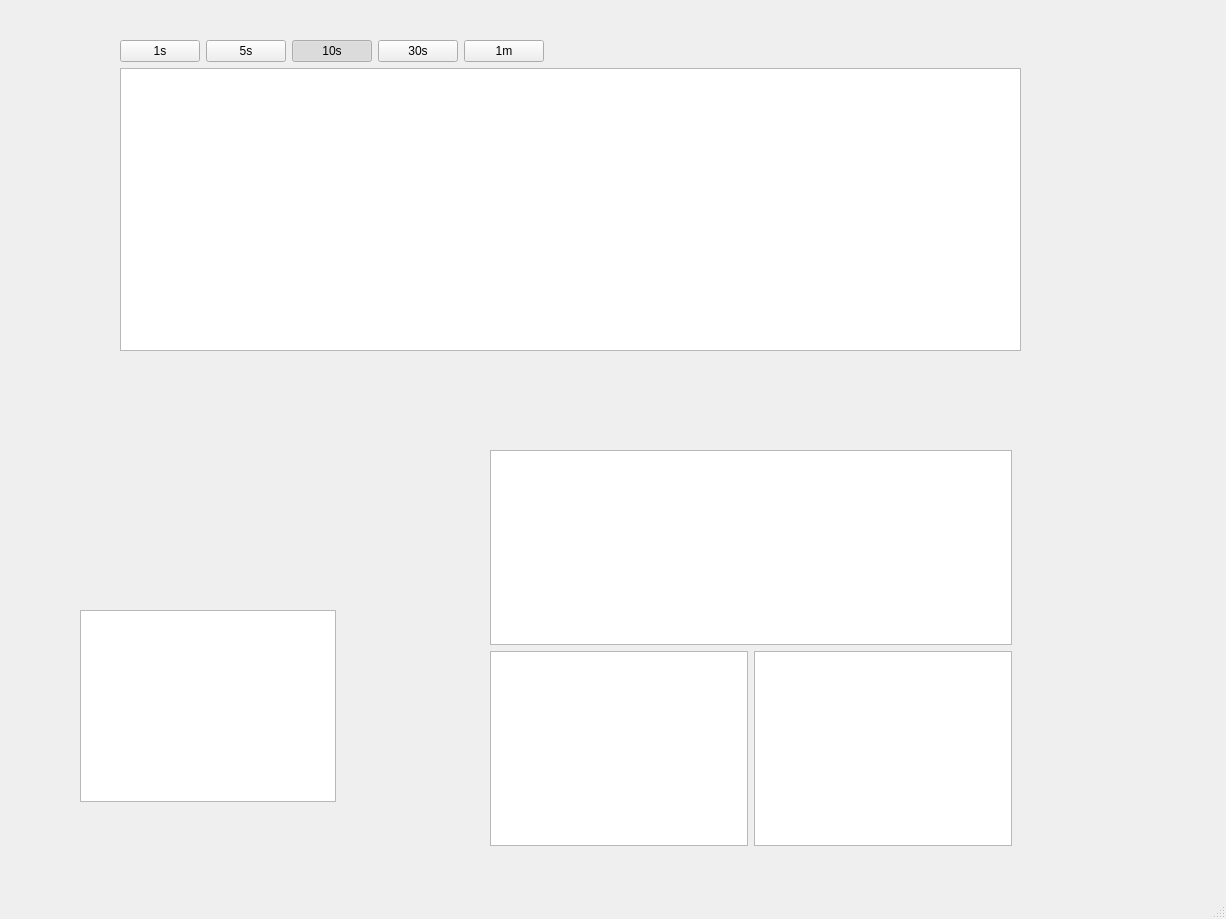
Old version of the form ui_design.ui in the repository here-and-now/HRVoscope.
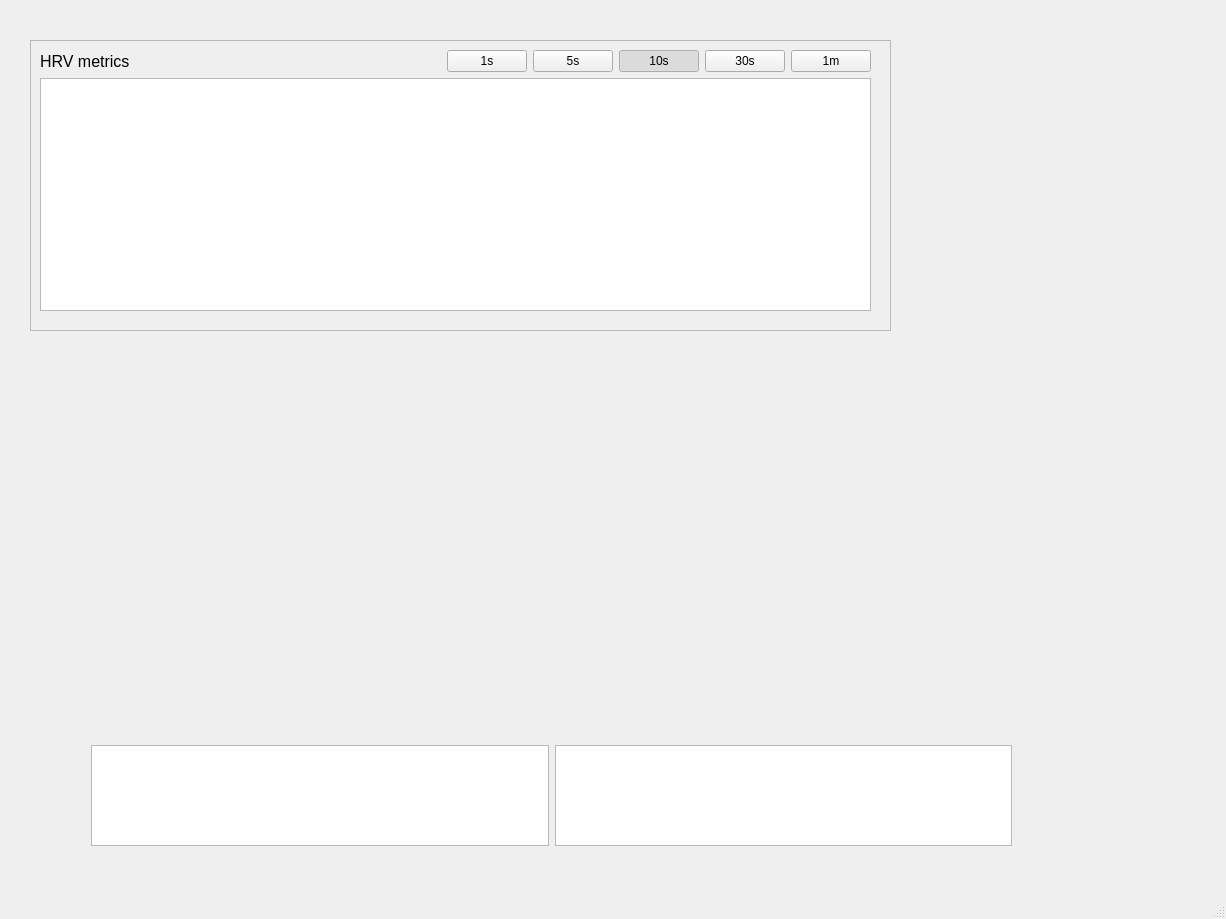
New version of the form. Custom widgets are drawn as their Qt base class.

Diff of the .ui file:
```diff
--- a/ui_design.ui
+++ b/ui_design.ui
@@ -17,20 +17,13 @@
    <widget class="QWidget" name="gridLayoutWidget">
     <property name="geometry">
      <rect>
-      <x>490</x>
-      <y>450</y>
-      <width>522</width>
-      <height>396</height>
+      <x>91</x>
+      <y>745</y>
+      <width>921</width>
+      <height>101</height>
      </rect>
     </property>
     <layout class="QVBoxLayout" name="verticalLayout_3">
-     <item>
-      <layout class="QVBoxLayout" name="verticalLayout_2">
-       <item>
-        <widget class="XYSeriesWidget" name="hrv_metrics_chart"/>
-       </item>
-      </layout>
-     </item>
      <item>
       <layout class="QHBoxLayout" name="horizontalLayout">
        <item>
@@ -43,30 +36,69 @@
      </item>
     </layout>
    </widget>
-   <widget class="XYSeriesWidget" name="acc_chart">
+   <widget class="QFrame" name="frame">
     <property name="geometry">
      <rect>
-      <x>80</x>
-      <y>610</y>
-      <width>256</width>
-      <height>192</height>
-     </rect>
-    </property>
-   </widget>
-   <widget class="QWidget" name="verticalLayoutWidget">
-    <property name="geometry">
-     <rect>
-      <x>120</x>
+      <x>30</x>
       <y>40</y>
-      <width>901</width>
-      <height>311</height>
+      <width>861</width>
+      <height>291</height>
      </rect>
     </property>
-    <layout class="QVBoxLayout" name="verticalLayout">
-     <item>
+    <property name="frameShape">
+     <enum>QFrame::StyledPanel</enum>
+    </property>
+    <property name="frameShadow">
+     <enum>QFrame::Raised</enum>
+    </property>
+    <property name="lineWidth">
+     <number>2</number>
+    </property>
+    <widget class="QWidget" name="gridLayoutWidget_2">
+     <property name="geometry">
+      <rect>
+       <x>10</x>
+       <y>10</y>
+       <width>831</width>
+       <height>261</height>
+      </rect>
+     </property>
+     <layout class="QGridLayout" name="gridLayout">
+      <item row="1" column="0">
       <layout class="QHBoxLayout" name="horizontalLayout_3">
+        <item>
+         <widget class="QLabel" name="hrv_metrics_label">
+          <property name="font">
+           <font>
+            <pointsize>12</pointsize>
+           </font>
+          </property>
+          <property name="text">
+           <string>HRV metrics</string>
+          </property>
+         </widget>
+        </item>
+        <item>
+         <spacer name="horizontalSpacer">
+          <property name="orientation">
+           <enum>Qt::Horizontal</enum>
+          </property>
+          <property name="sizeHint" stdset="0">
+           <size>
+            <width>40</width>
+            <height>20</height>
+           </size>
+          </property>
+         </spacer>
+        </item>
        <item>
         <widget class="QPushButton" name="hrv_metrics_time_1s_button">
+          <property name="sizePolicy">
+           <sizepolicy hsizetype="Minimum" vsizetype="Fixed">
+            <horstretch>0</horstretch>
+            <verstretch>0</verstretch>
+           </sizepolicy>
+          </property>
          <property name="text">
           <string>1s</string>
          </property>
@@ -133,25 +165,13 @@
          </attribute>
         </widget>
        </item>
-       <item>
-        <spacer name="horizontalSpacer">
-         <property name="orientation">
-          <enum>Qt::Horizontal</enum>
-         </property>
-         <property name="sizeHint" stdset="0">
-          <size>
-           <width>40</width>
-           <height>20</height>
-          </size>
-         </property>
-        </spacer>
-       </item>
-      </layout>
-     </item>
-     <item>
+       </layout>
+      </item>
+      <item row="2" column="0">
       <widget class="XYSeriesWidget" name="hrv_metrics_by_time_chart"/>
      </item>
     </layout>
+    </widget>
    </widget>
   </widget>
   <widget class="QMenuBar" name="menubar">
```
Lines whose indentation alone changed are shown as unchanged.
